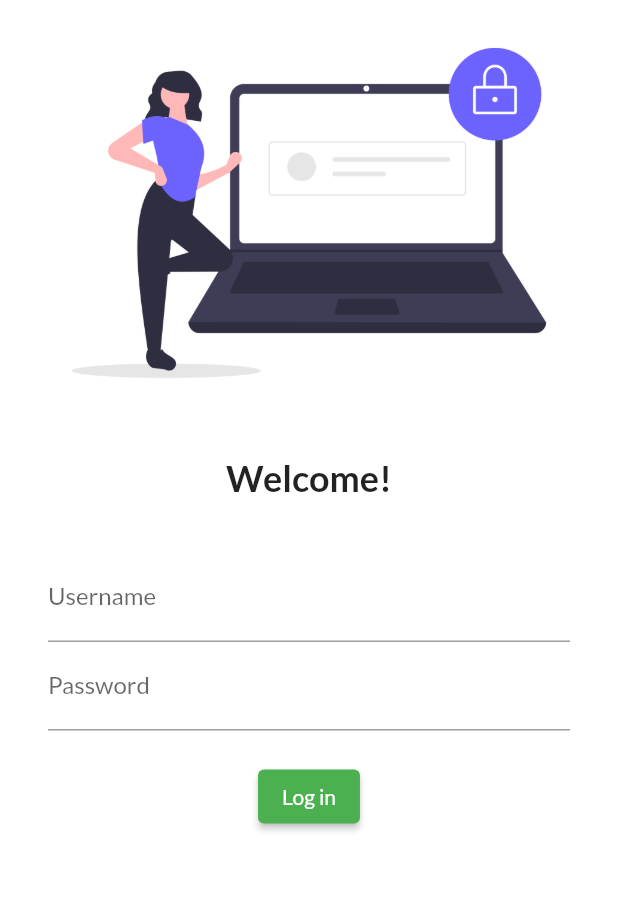
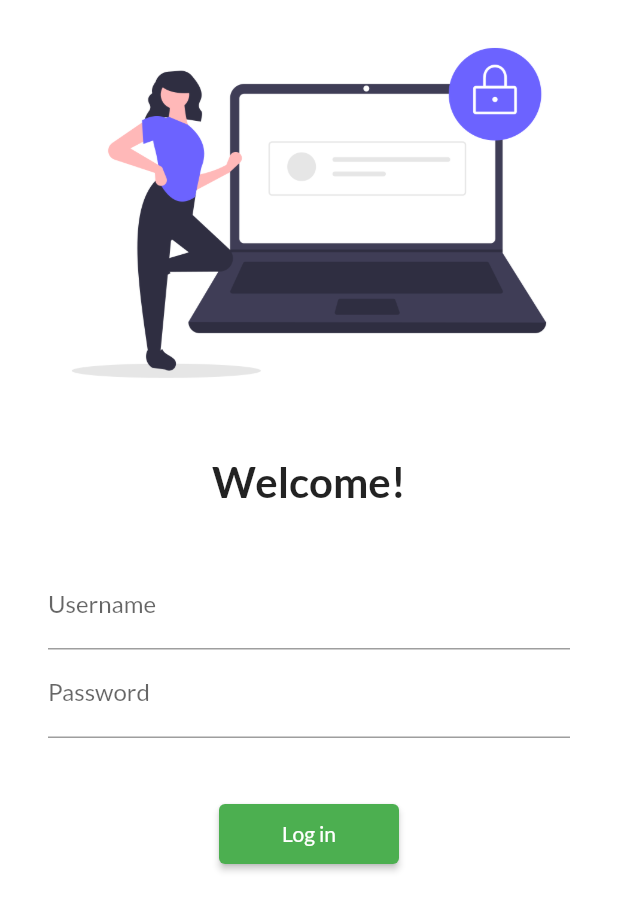
Before and after one commit to fahad-masood/catalogue-app, a Flutter app: the screen it shows after launch, on a phone screen of 412 x 824 dp. Shown: the top 911 px of the screen. Run offline on Flutter 3.47's test engine with Material 2 defaults, Android fonts, the phone set to English and light mode, and no system bars; our stand-ins replace google_fonts.

Commit message:
Day 5 completed

```diff
--- a/lib/main.dart
+++ b/lib/main.dart
@@ -1,6 +1,7 @@
 import 'package:flutter/material.dart';
 import 'package:flutter_catalogue/pages/home_page.dart';
 import 'package:flutter_catalogue/pages/login_page.dart';
+import 'package:flutter_catalogue/utils/routes.dart';
 import 'package:google_fonts/google_fonts.dart';
 
 void main() {
@@ -24,8 +25,8 @@ class MyApp extends StatelessWidget {
         initialRoute: '/', //Sets the first screen which is initially '/'
         routes: {
           "/": (context) => LoginPage(),
-          "/home": (context) => HomePage(),
-          "/login": (context) => LoginPage(),
+          MyRoutes.homeRoute: (context) => HomePage(),
+          MyRoutes.loginRoute: (context) => LoginPage(),
         });
   }
 }
--- a/lib/pages/login_page.dart
+++ b/lib/pages/login_page.dart
@@ -1,10 +1,12 @@
 import 'package:flutter/material.dart';
+import 'package:flutter_catalogue/utils/routes.dart';
 
 class LoginPage extends StatelessWidget {
   @override
   Widget build(BuildContext context) {
     return Material(
         color: Colors.white,
+        child: SingleChildScrollView(
           child: Column(
             children: [
               Image.asset(
@@ -17,7 +19,7 @@ class LoginPage extends StatelessWidget {
               Text(
                 "Welcome!",
                 style: TextStyle(
-                fontSize: 24,
+                  fontSize: 28,
                   fontWeight: FontWeight.bold,
                 ),
               ),
@@ -25,8 +27,8 @@ class LoginPage extends StatelessWidget {
                 height: 20.0,
               ),
               Padding(
-              padding:
-                  const EdgeInsets.symmetric(vertical: 16.0, horizontal: 32.0),
+                padding: const EdgeInsets.symmetric(
+                    vertical: 16.0, horizontal: 32.0),
                 child: Column(
                   children: [
                     TextFormField(
@@ -43,19 +45,20 @@ class LoginPage extends StatelessWidget {
                       ),
                     ),
                     SizedBox(
-                    height: 20.0,
+                      height: 40.0,
                     ),
                     ElevatedButton(
                       child: Text("Log in"),
-                    //style: TextButton.styleFrom(backgroundColor: Colors.black),
+                      style: TextButton.styleFrom(minimumSize: Size(120, 40)),
                       onPressed: () {
-                      print("Hi");
+                        Navigator.pushNamed(context, MyRoutes.homeRoute);
                       },
                     ),
                   ],
                 ),
               )
             ],
+          ),
         ));
   }
 }
--- /dev/null
+++ b/lib/utils/routes.dart
@@ -0,0 +1,4 @@
+class MyRoutes {
+  static String loginRoute = '/login';
+  static String homeRoute = '/home';
+}
```
Also changed, not shown: 3 other files. Lines whose indentation alone changed are shown as unchanged.
